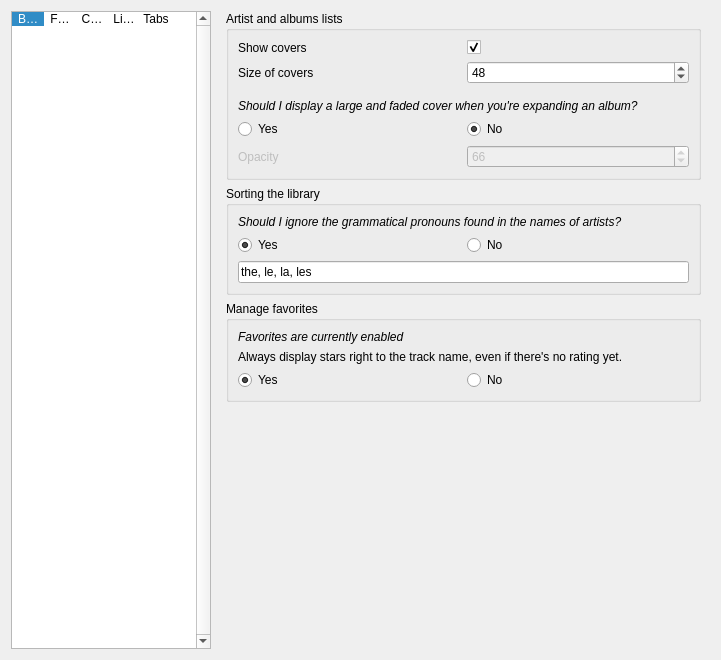
Before: the Qt Designer form code/MiamPlayer/customizetheme.ui in MBach/Miam-Player, drawn with Qt 5.
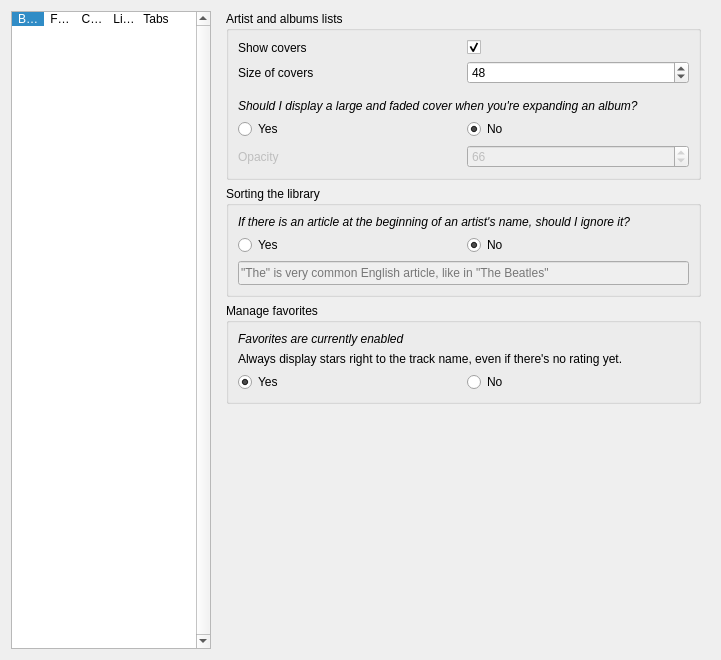
After: the same form once the commit is applied. The open tabs and pages were chosen to show the change. Icons and pictures are not drawn. Custom widgets are drawn as their Qt base class.

Commit message: Filter library by grammatical articles

Patch:
```diff
--- a/code/MiamPlayer/customizetheme.ui
+++ b/code/MiamPlayer/customizetheme.ui
@@ -1518,7 +1518,10 @@
              </font>
             </property>
             <property name="text">
-             <string>Should I ignore the grammatical pronouns found in the names of artists?</string>
+             <string>If there is an article at the beginning of an artist's name, should I ignore it?</string>
+            </property>
+            <property name="wordWrap">
+             <bool>true</bool>
             </property>
            </widget>
           </item>
@@ -1543,7 +1546,7 @@
                </size>
               </property>
               <property name="checked">
-               <bool>true</bool>
+               <bool>false</bool>
               </property>
              </widget>
             </item>
@@ -1552,14 +1555,32 @@
               <property name="text">
                <string>No</string>
               </property>
+              <property name="checked">
+               <bool>true</bool>
+              </property>
              </widget>
             </item>
            </layout>
           </item>
           <item>
-           <widget class="QLineEdit" name="lineEditFilterPronouns">
+           <widget class="TagLineEdit" name="articlesLineEdit">
+            <property name="enabled">
+             <bool>false</bool>
+            </property>
+            <property name="minimumSize">
+             <size>
+              <width>0</width>
+              <height>24</height>
+             </size>
+            </property>
             <property name="text">
-             <string notr="true">the, le, la, les</string>
+             <string notr="true"/>
+            </property>
+            <property name="maxLength">
+             <number>128</number>
+            </property>
+            <property name="placeholderText">
+             <string>&quot;The&quot; is very common English article, like in &quot;The Beatles&quot;</string>
             </property>
            </widget>
           </item>
@@ -1779,6 +1800,11 @@
    <header>dialogs/reflector.h</header>
    <container>1</container>
   </customwidget>
+  <customwidget>
+   <class>TagLineEdit</class>
+   <extends>QLineEdit</extends>
+   <header>taglineedit.h</header>
+  </customwidget>
  </customwidgets>
  <resources>
   <include location="mp.qrc"/>
```
Left out of the diff: 16 changed lines with no effect on the pictures. The commit also changes 20 other files.
